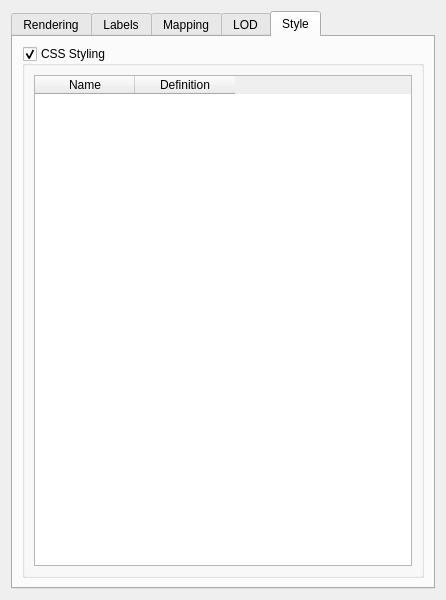
Old version of the form src/plugins/globe/qgsglobevectorlayerpropertiespage.ui in the repository mbernasocchi/qgis.
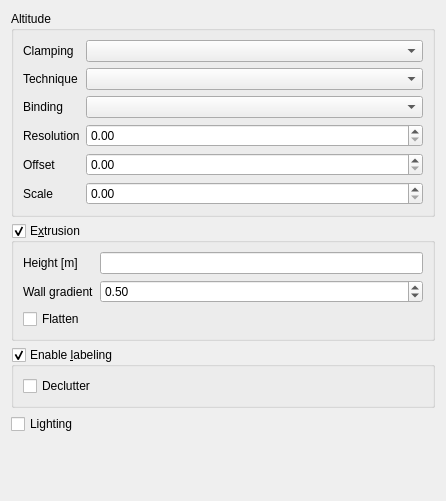
New version of the form. The open tabs and pages were chosen to show the change. Custom widgets are drawn as their Qt base class.

Commit message: [Globe] Remove unused tabs

Patch:
```diff
--- a/src/plugins/globe/qgsglobevectorlayerpropertiespage.ui
+++ b/src/plugins/globe/qgsglobevectorlayerpropertiespage.ui
@@ -7,65 +7,15 @@
     <x>0</x>
     <y>0</y>
     <width>446</width>
-    <height>600</height>
+    <height>501</height>
    </rect>
   </property>
   <property name="windowTitle">
    <string>Form</string>
   </property>
-  <layout class="QGridLayout" name="gridLayout">
-   <item row="0" column="0">
-    <widget class="QTabWidget" name="tabWidget">
-     <property name="currentIndex">
-      <number>1</number>
-     </property>
-     <widget class="QWidget" name="tab_4">
-      <attribute name="title">
-       <string>Rendering</string>
-      </attribute>
-      <layout class="QFormLayout" name="formLayout_3">
-       <item row="0" column="0">
-        <widget class="QCheckBox" name="mChkLighting">
-         <property name="text">
-          <string>Lighting</string>
-         </property>
-        </widget>
-       </item>
-      </layout>
-     </widget>
-     <widget class="QWidget" name="tab_5">
-      <attribute name="title">
-       <string>Labels</string>
-      </attribute>
-      <layout class="QGridLayout" name="gridLayout_3">
-       <item row="0" column="0">
-        <widget class="QGroupBox" name="mGbxLabelingEnabled">
-         <property name="title">
-          <string>Enable labeling</string>
-         </property>
-         <property name="checkable">
-          <bool>true</bool>
-         </property>
-         <layout class="QFormLayout" name="formLayout_4">
-          <item row="0" column="0">
-           <widget class="QCheckBox" name="mCbxLabelingDeclutter">
-            <property name="text">
-             <string>Declutter</string>
-            </property>
-           </widget>
-          </item>
-         </layout>
-        </widget>
-       </item>
-      </layout>
-     </widget>
-     <widget class="QWidget" name="tab">
-      <attribute name="title">
-       <string>Mapping</string>
-      </attribute>
-      <layout class="QVBoxLayout" name="verticalLayout_2">
+  <layout class="QVBoxLayout" name="verticalLayout">
        <item>
-        <widget class="QgsCollapsibleGroupBox" name="mGbxAltitude">
+    <widget class="QGroupBox" name="mGbxAltitude">
          <property name="title">
           <string>Altitude</string>
          </property>
@@ -176,9 +126,9 @@
         </widget>
        </item>
        <item>
-        <widget class="QgsCollapsibleGroupBox" name="mGbxExtrusion">
+    <widget class="QGroupBox" name="mGbxExtrusion">
          <property name="title">
-          <string>Extrusion</string>
+      <string>E&amp;xtrusion</string>
          </property>
          <property name="checkable">
           <bool>true</bool>
@@ -194,6 +144,9 @@
             </property>
            </widget>
           </item>
+      <item row="0" column="1">
+       <widget class="QLineEdit" name="mTxtHeight"/>
+      </item>
           <item row="2" column="0">
            <widget class="QLabel" name="mLblWallGradient">
             <property name="text">
@@ -221,10 +174,36 @@
             </property>
            </widget>
           </item>
-          <item row="0" column="1">
-           <widget class="QLineEdit" name="mTxtHeight"/>
-          </item>
-          <item row="4" column="0">
+     </layout>
+    </widget>
+   </item>
+   <item>
+    <widget class="QGroupBox" name="mGbxLabelingEnabled">
+     <property name="title">
+      <string>Enable &amp;labeling</string>
+     </property>
+     <property name="checkable">
+      <bool>true</bool>
+     </property>
+     <layout class="QFormLayout" name="formLayout_4">
+      <item row="0" column="0">
+       <widget class="QCheckBox" name="mCbxLabelingDeclutter">
+        <property name="text">
+         <string>Declutter</string>
+        </property>
+       </widget>
+      </item>
+     </layout>
+    </widget>
+   </item>
+   <item>
+    <widget class="QCheckBox" name="mChkLighting">
+     <property name="text">
+      <string>Lighting</string>
+     </property>
+    </widget>
+   </item>
+   <item>
            <spacer name="verticalSpacer">
             <property name="orientation">
              <enum>Qt::Vertical</enum>
@@ -239,67 +218,6 @@
           </item>
          </layout>
         </widget>
-       </item>
-      </layout>
-     </widget>
-     <widget class="QWidget" name="tab_2">
-      <attribute name="title">
-       <string>LOD</string>
-      </attribute>
-      <layout class="QVBoxLayout" name="verticalLayout_3">
-       <item>
-        <widget class="QTableWidget" name="tableWidget">
-         <column>
-          <property name="text">
-           <string>Name</string>
-          </property>
-         </column>
-         <column>
-          <property name="text">
-           <string>Max Range</string>
-          </property>
-         </column>
-        </widget>
-       </item>
-      </layout>
-     </widget>
-     <widget class="QWidget" name="tab_3">
-      <attribute name="title">
-       <string>Style</string>
-      </attribute>
-      <layout class="QVBoxLayout" name="verticalLayout">
-       <item>
-        <widget class="QGroupBox" name="groupBox">
-         <property name="title">
-          <string>CSS Styling</string>
-         </property>
-         <property name="checkable">
-          <bool>true</bool>
-         </property>
-         <layout class="QHBoxLayout" name="horizontalLayout">
-          <item>
-           <widget class="QTableWidget" name="tableWidget_2">
-            <column>
-             <property name="text">
-              <string>Name</string>
-             </property>
-            </column>
-            <column>
-             <property name="text">
-              <string>Definition</string>
-             </property>
-            </column>
-           </widget>
-          </item>
-         </layout>
-        </widget>
-       </item>
-      </layout>
-     </widget>
-    </widget>
-   </item>
-  </layout>
- </widget>
  <customwidgets>
   <customwidget>
    <class>QgsVectorLayerPropertiesPage</class>
@@ -307,12 +225,6 @@
    <header>qgsvectorlayerpropertiespage.h</header>
    <container>1</container>
   </customwidget>
-  <customwidget>
-   <class>QgsCollapsibleGroupBox</class>
-   <extends>QGroupBox</extends>
-   <header>qgscollapsiblegroupbox.h</header>
-   <container>1</container>
-  </customwidget>
  </customwidgets>
  <resources/>
  <connections/>
```
Lines whose indentation alone changed are shown as unchanged.
